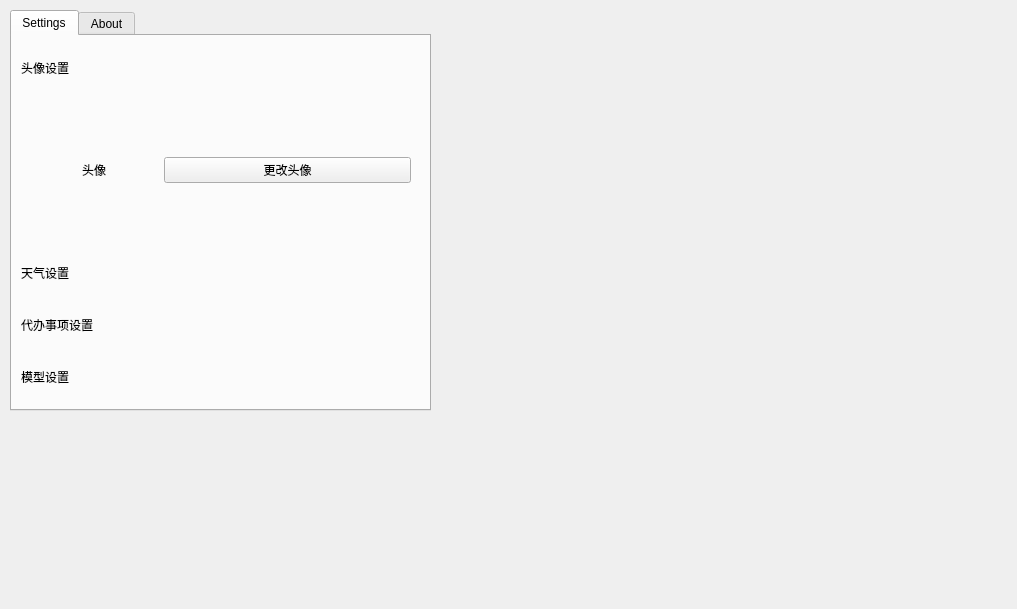
Qt form src/settings.ui (vmomenv/MOMODeskMind) before a commit.
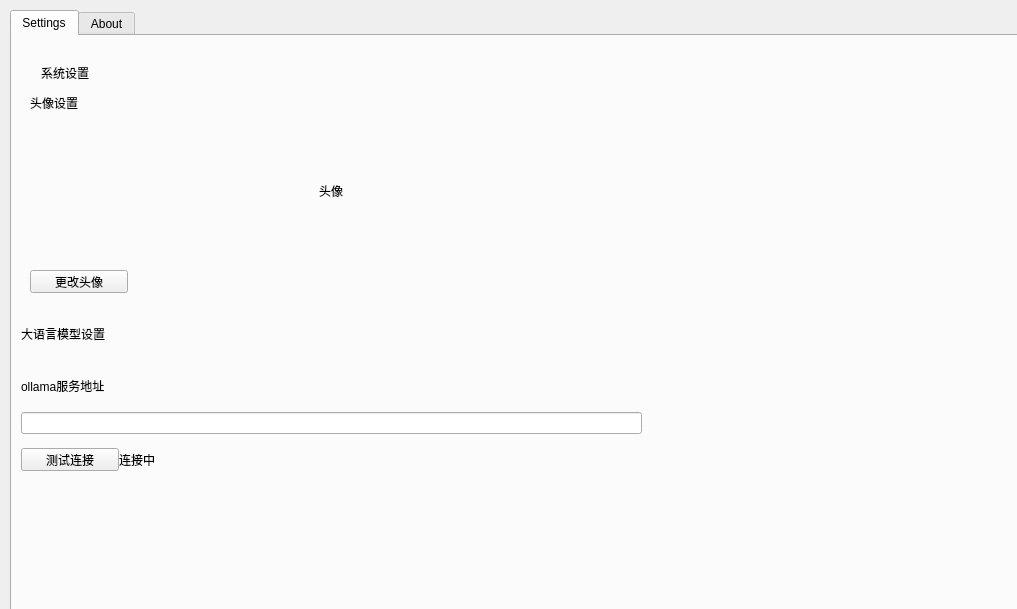
The same form after that commit.

Commit message: 设置"设置界面ui“

```diff
--- a/src/settings.ui
+++ b/src/settings.ui
@@ -18,8 +18,8 @@
     <rect>
      <x>10</x>
      <y>10</y>
-     <width>421</width>
-     <height>401</height>
+     <width>1011</width>
+     <height>601</height>
     </rect>
    </property>
    <property name="currentIndex">
@@ -31,14 +31,45 @@
     </attribute>
     <layout class="QVBoxLayout" name="verticalLayout_2">
      <item>
+      <widget class="QWidget" name="widget" native="true">
+       <property name="inputMethodHints">
+        <set>Qt::InputMethodHint::ImhNone</set>
+       </property>
       <widget class="QLabel" name="label_4">
+        <property name="geometry">
+         <rect>
+          <x>20</x>
+          <y>20</y>
+          <width>53</width>
+          <height>15</height>
+         </rect>
+        </property>
+        <property name="text">
+         <string>系统设置</string>
+        </property>
+       </widget>
+       <widget class="QWidget" name="widget_8" native="true">
+        <property name="geometry">
+         <rect>
+          <x>0</x>
+          <y>40</y>
+          <width>621</width>
+          <height>401</height>
+         </rect>
+        </property>
+        <layout class="QVBoxLayout" name="verticalLayout_6">
+         <item>
+          <widget class="QWidget" name="widget_3" native="true">
+           <layout class="QVBoxLayout" name="verticalLayout_3">
+            <item>
+             <widget class="QLabel" name="label_5">
        <property name="text">
         <string>头像设置</string>
        </property>
       </widget>
      </item>
      <item>
-      <widget class="QWidget" name="widget" native="true">
+             <widget class="QWidget" name="widget_4" native="true">
        <layout class="QHBoxLayout" name="horizontalLayout">
         <item>
          <widget class="QLabel" name="avatarLabel">
@@ -62,8 +93,26 @@
           </property>
          </widget>
         </item>
+              </layout>
+             </widget>
+            </item>
         <item>
          <widget class="QPushButton" name="changeAvatarButton">
+              <property name="minimumSize">
+               <size>
+                <width>98</width>
+                <height>23</height>
+               </size>
+              </property>
+              <property name="maximumSize">
+               <size>
+                <width>98</width>
+                <height>23</height>
+               </size>
+              </property>
+              <property name="layoutDirection">
+               <enum>Qt::LayoutDirection::LeftToRight</enum>
+              </property>
           <property name="text">
            <string>更改头像</string>
           </property>
@@ -73,24 +122,113 @@
       </widget>
      </item>
      <item>
-      <widget class="QLabel" name="label_5">
-       <property name="text">
-        <string>天气设置</string>
-       </property>
-      </widget>
-     </item>
+          <widget class="QWidget" name="widget_7" native="true">
+           <layout class="QVBoxLayout" name="verticalLayout_5">
+            <property name="spacing">
+             <number>0</number>
+            </property>
+            <property name="leftMargin">
+             <number>0</number>
+            </property>
+            <property name="topMargin">
+             <number>0</number>
+            </property>
+            <property name="rightMargin">
+             <number>0</number>
+            </property>
+            <property name="bottomMargin">
+             <number>0</number>
+            </property>
+            <item>
+             <widget class="QWidget" name="widget_6" native="true">
+              <layout class="QVBoxLayout" name="verticalLayout_4">
+               <property name="spacing">
+                <number>0</number>
+               </property>
+               <property name="leftMargin">
+                <number>0</number>
+               </property>
+               <property name="topMargin">
+                <number>0</number>
+               </property>
+               <property name="rightMargin">
+                <number>0</number>
+               </property>
+               <property name="bottomMargin">
+                <number>0</number>
+               </property>
      <item>
       <widget class="QLabel" name="label_6">
        <property name="text">
-        <string>代办事项设置</string>
+                  <string>大语言模型设置</string>
        </property>
       </widget>
      </item>
      <item>
       <widget class="QLabel" name="label_7">
        <property name="text">
-        <string>模型设置</string>
-       </property>
+                  <string>ollama服务地址</string>
+                 </property>
+                </widget>
+               </item>
+               <item>
+                <widget class="QLineEdit" name="lineEdit"/>
+               </item>
+               <item>
+                <widget class="QWidget" name="widget_5" native="true">
+                 <layout class="QHBoxLayout" name="horizontalLayout_2">
+                  <property name="spacing">
+                   <number>0</number>
+                  </property>
+                  <property name="leftMargin">
+                   <number>0</number>
+                  </property>
+                  <property name="topMargin">
+                   <number>0</number>
+                  </property>
+                  <property name="rightMargin">
+                   <number>0</number>
+                  </property>
+                  <property name="bottomMargin">
+                   <number>0</number>
+                  </property>
+                  <item>
+                   <widget class="QPushButton" name="pushButton">
+                    <property name="minimumSize">
+                     <size>
+                      <width>98</width>
+                      <height>23</height>
+                     </size>
+                    </property>
+                    <property name="maximumSize">
+                     <size>
+                      <width>98</width>
+                      <height>23</height>
+                     </size>
+                    </property>
+                    <property name="text">
+                     <string>测试连接</string>
+                    </property>
+                   </widget>
+                  </item>
+                  <item>
+                   <widget class="QLabel" name="label_8">
+                    <property name="text">
+                     <string>连接中</string>
+                    </property>
+                   </widget>
+                  </item>
+                 </layout>
+                </widget>
+               </item>
+              </layout>
+             </widget>
+            </item>
+           </layout>
+          </widget>
+         </item>
+        </layout>
+       </widget>
       </widget>
      </item>
     </layout>
```
Left out of the diff: 2 changed lines with no effect on the pictures. Lines whose indentation alone changed are shown as unchanged.
